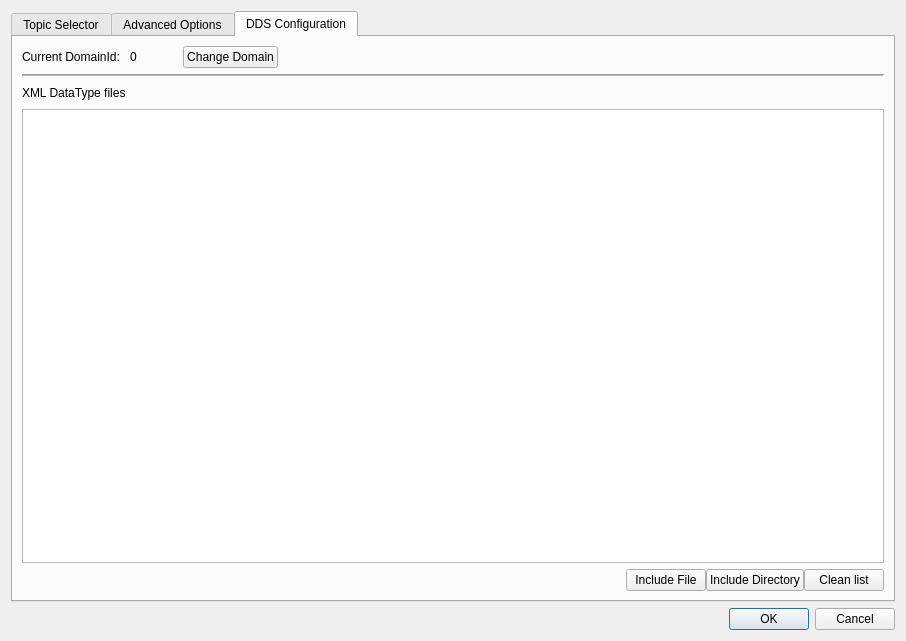
eProsima/fastdds-visualizer-plugin, file plugins/datastreamer_plugin/ui/topic_selection_dialog/dialogselecttopics.ui: the form before one commit.
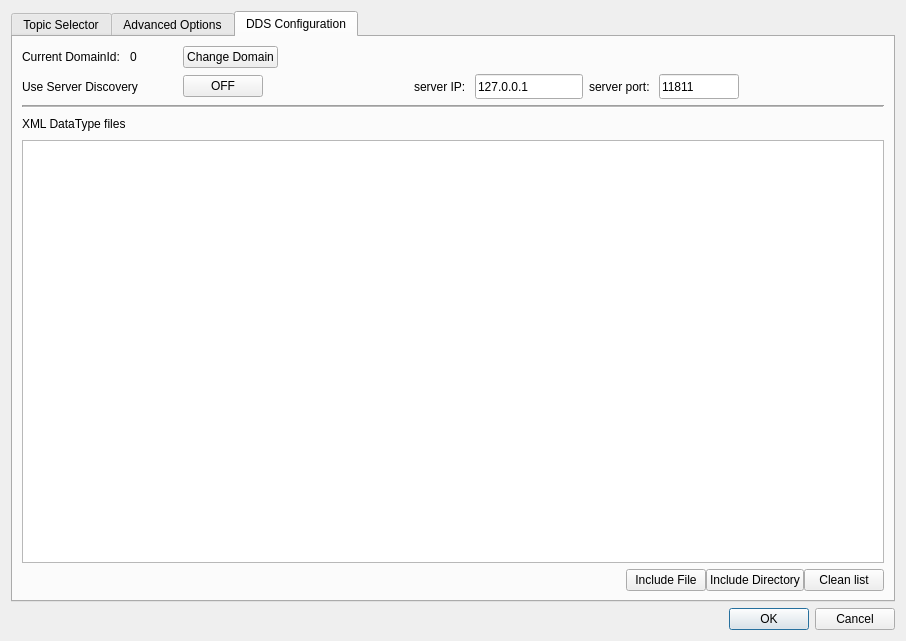
The form after the commit.

Commit message: Added UI support for discovery server

What changed in the file:
```diff
--- a/plugins/datastreamer_plugin/ui/topic_selection_dialog/dialogselecttopics.ui
+++ b/plugins/datastreamer_plugin/ui/topic_selection_dialog/dialogselecttopics.ui
@@ -335,6 +335,139 @@
            </item>
           </layout>
          </item>
+         <item>
+          <layout class="QHBoxLayout" name="horizontalLayout_8">
+           <item>
+            <widget class="QLabel" name="label_10">
+             <property name="text">
+              <string>Use Server Discovery </string>
+             </property>
+            </widget>
+           </item>
+           <item>
+            <spacer name="horizontalSpacer_10">
+             <property name="orientation">
+              <enum>Qt::Horizontal</enum>
+             </property>
+             <property name="sizeType">
+              <enum>QSizePolicy::Preferred</enum>
+             </property>
+             <property name="sizeHint" stdset="0">
+              <size>
+               <width>35</width>
+               <height>20</height>
+              </size>
+             </property>
+            </spacer>
+           </item>
+           <item>
+            <widget class="QPushButton" name="use_discovery_server_button">
+             <property name="text">
+                <string>OFF</string>
+             </property>
+             <property name="checkable">
+                <bool>true</bool>
+             </property>
+            </widget>
+           </item>
+           <item>
+            <spacer name="horizontalSpacer_11">
+             <property name="orientation">
+              <enum>Qt::Horizontal</enum>
+             </property>
+             <property name="sizeHint" stdset="0">
+              <size>
+               <width>40</width>
+               <height>20</height>
+              </size>
+             </property>
+            </spacer>
+           </item>
+           <item>
+            <widget class="QLabel" name="label_11">
+             <property name="text">
+              <string>server IP: </string>
+             </property>
+            </widget>
+           </item>
+            <item>
+                <widget class="QLineEdit" name="server_ip">
+                <property name="maxLength">
+                <number>15</number>
+                </property>
+                <property name="text">
+                    <string>127.0.0.1</string>  <!-- Default server IP address -->
+                </property>
+                <property name="sizePolicy">
+                    <sizepolicy hsizetype="Fixed" vsizetype="Preferred">
+                    <horstretch>0</horstretch>
+                    <verstretch>0</verstretch>
+                    </sizepolicy>
+                    </property>
+                    <property name="minimumSize">
+                        <size>
+                            <width>100</width>
+                            <height>25</height>
+                        </size>
+                    </property>
+                    <property name="maximumSize">
+                        <size>
+                            <width>120</width>
+                            <height>30</height>
+                        </size>
+                    </property>
+                </widget>
+            </item>
+            <item>
+            <widget class="QLabel" name="label_12">
+             <property name="text">
+              <string>server port: </string>
+             </property>
+            </widget>
+           </item>
+            <item>
+                <widget class="QLineEdit" name="server_port">
+                <property name="maxLength">
+                <number>15</number>
+                </property>
+                <property name="text">
+                    <string>11811</string>  <!-- Default server port -->
+                </property>
+                <property name="sizePolicy">
+                    <sizepolicy hsizetype="Fixed" vsizetype="Preferred">
+                    <horstretch>0</horstretch>
+                    <verstretch>0</verstretch>
+                    </sizepolicy>
+                    </property>
+                    <property name="minimumSize">
+                        <size>
+                            <width>40</width>
+                            <height>25</height>
+                        </size>
+                    </property>
+                    <property name="maximumSize">
+                        <size>
+                            <width>80</width>
+                            <height>30</height>
+                        </size>
+                    </property>
+                </widget>
+            </item>
+            <item>
+                <spacer name="horizontalSpacer_12">
+                    <property name="orientation">
+                        <enum>Qt::Horizontal</enum>
+                    </property>
+                    <property name="sizeHint">
+                        <size>
+                            <width>120</width>
+                            <height>2</height>
+                        </size>
+                    </property>
+                </spacer>
+            </item>
+          </layout>
+         </item>
          <item>
           <widget class="Line" name="line_3">
            <property name="frameShadow">
```
The commit also changes 11 other files.
